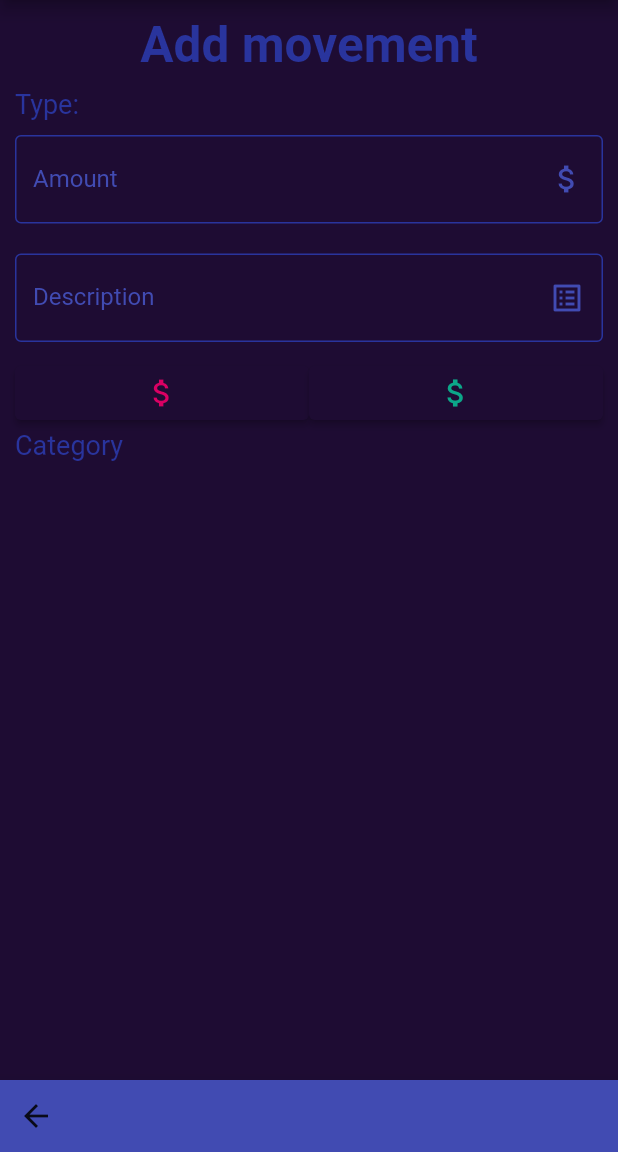
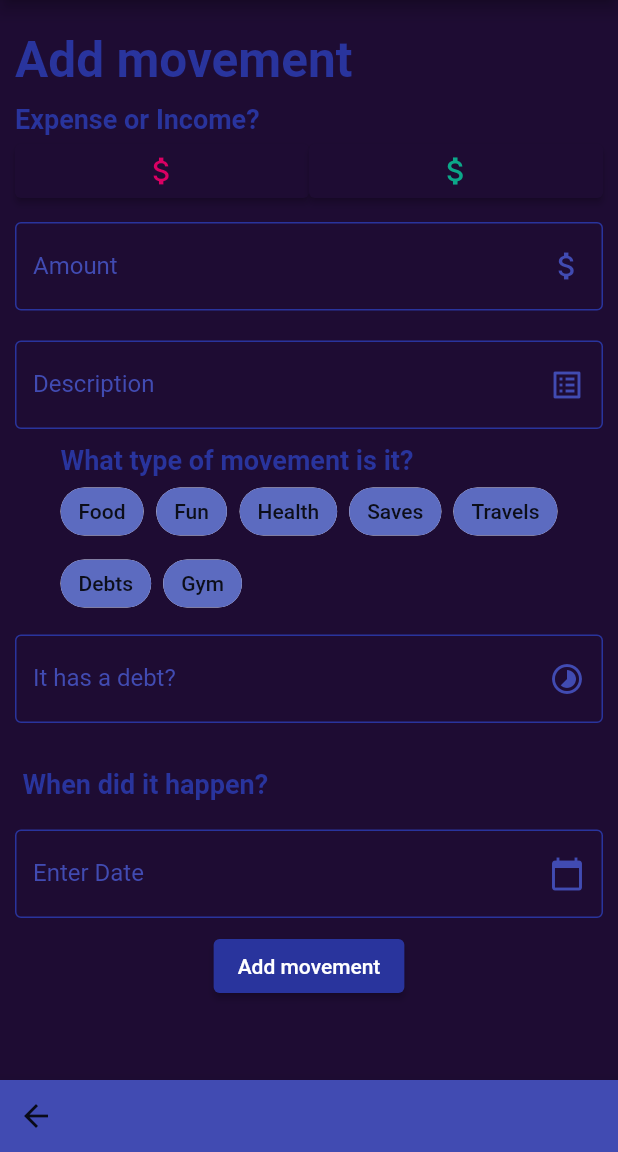
Before and after one commit to Alexjes98/WalletKit, a Flutter app: the AddMovementPage screen opened by its route, on a phone screen of 412 x 824 dp, the part 84-1236 px from its top. Run offline on Flutter 3.47's test engine with Material 2 defaults, Android fonts, the phone set to English and light mode, and no system bars; our stand-ins replace flutter_expandable_fab.

Commit message:
add movement page UI

```diff
--- a/lib/constants/app_colors.dart
+++ b/lib/constants/app_colors.dart
@@ -2,6 +2,7 @@ import 'package:flutter/material.dart';
 
 const Color white = Color(0xffFFFFFF);
 const Color primaryColor = Color(0xff29349D);
+const Color primaryLight = Color(0xff5C6BC0);
 const Color primaryVariant = Color(0xff414BB2);
 
 const Color expenseColor = Color(0xffDA0063);
--- a/lib/globals.dart
+++ b/lib/globals.dart
@@ -1,4 +1,6 @@
 library project.globals;
 
+String userId = '1';
 String userName = 'Alejandro';
+String userLastName = 'Lopez';
 String actualMonth = 'September';
--- a/lib/pages/add_movement_page.dart
+++ b/lib/pages/add_movement_page.dart
@@ -1,15 +1,20 @@
 import 'package:flutter/material.dart';
 import 'package:wallet_kit/constants/components.dart';
 import 'package:wallet_kit/constants/margins.dart';
-import 'package:wallet_kit/widgets/movement_type_selector.dart';
+import 'package:wallet_kit/widgets/date_picker.dart';
+import 'package:wallet_kit/widgets/expense_income_selector.dart';
+import 'package:wallet_kit/widgets/movement_type_select.dart';
 import 'package:wallet_kit/widgets/textInput/input_text_field.dart';
 
-import '../constants/app_colors.dart';
+import 'package:wallet_kit/constants/app_colors.dart';
+import 'package:wallet_kit/styles/text/texts.dart';
 import '../constants/strings.dart';
 
 class AddMovementPage extends StatelessWidget {
   AddMovementPage({Key? key}) : super(key: key);
 
+  TextEditingController amountController = TextEditingController();
+  TextEditingController descriptionController = TextEditingController();
   var movement;
 
   void setMovement(value) {
@@ -22,19 +27,19 @@ class AddMovementPage extends StatelessWidget {
       child: Scaffold(
         backgroundColor: backgroundColor,
         appBar: ConstAppBar,
-        body: Container(
-          padding: const EdgeInsets.symmetric(horizontal: mainMarginH),
-          child: Column(
+        body: Column(
           mainAxisAlignment: MainAxisAlignment.center,
           children: [
             Expanded(
                 child: ListView(
+              padding: const EdgeInsets.only(
+                  top: 10, bottom: 50, left: 10, right: 10),
               children: [
                 Container(
                   padding: const EdgeInsets.symmetric(vertical: 10),
                   child: const Text(
                     'Add movement',
-                      textAlign: TextAlign.center,
+                    textAlign: TextAlign.start,
                     style: TextStyle(
                         color: primaryColor,
                         fontWeight: FontWeight.bold,
@@ -43,16 +48,10 @@ class AddMovementPage extends StatelessWidget {
                 ),
                 Column(
                   children: [
-                      const Align(
-                        alignment: Alignment.centerLeft,
-                        child: Text(
-                          'Type:',
-                          style: TextStyle(color: primaryColor, fontSize: 18),
-                        ),
-                      ),
+                    ExpenseIncomeSelector(setMovementValue: setMovement),
                     const InputTextField(
                       labelText: 'Amount',
-                        hintText: '10\$',
+                      hintText: '\$\$\$',
                       icon: Icons.attach_money,
                     ),
                     const InputTextField(
@@ -61,22 +60,25 @@ class AddMovementPage extends StatelessWidget {
                       icon: Icons.list_alt_outlined,
                       keyboardType: TextInputType.multiline,
                     ),
-                      MovementTypeSelector(
-                        setMovementValue: setMovement,
+                    MoneyMovementCategorySelector(),
+                    const InputTextField(
+                      labelText: 'It has a debt?',
+                      hintText: 'This money comes or goes to a debt?',
+                      icon: Icons.timelapse,
+                      keyboardType: TextInputType.multiline,
                     ),
-                      Align(
-                        alignment: Alignment.centerLeft,
-                        child: Text('Category',
-                            style: TextStyle(
-                              color: primaryColor,
-                              fontSize: 18,
-                            )),
+                    DateSelectionRow(),
+                    ButtonBar(
+                      alignment: MainAxisAlignment.center,
+                      children: [
+                        ElevatedButton(
+                          style: ElevatedButton.styleFrom(
+                            backgroundColor: primaryColor,
+                            foregroundColor: white,
                           ),
-                      Row(
-                        children: [
-                          Expanded(
-                              child: Container(
-                                  color: primaryVariant, child: Container()))
+                          onPressed: () {},
+                          child: const Text('Add movement'),
+                        )
                       ],
                     )
                   ],
@@ -84,7 +86,6 @@ class AddMovementPage extends StatelessWidget {
               ],
             ))
           ],
-          ),
         ),
         bottomNavigationBar: BottomAppBar(
             color: primaryVariant,
--- /dev/null
+++ b/lib/styles/text/texts.dart
@@ -0,0 +1,8 @@
+import 'package:flutter/material.dart';
+import 'package:wallet_kit/constants/app_colors.dart';
+
+TextStyle basic_form_title = TextStyle(
+  color: primaryColor,
+  fontWeight: FontWeight.bold,
+  fontSize: 18,
+);
--- /dev/null
+++ b/lib/widgets/date_picker.dart
@@ -0,0 +1,62 @@
+import 'package:flutter/material.dart';
+import 'package:intl/intl.dart';
+import '../constants/app_colors.dart';
+import 'package:wallet_kit/styles/text/texts.dart';
+
+class DateSelectionRow extends StatefulWidget {
+  @override
+  _DateSelectionRowState createState() => _DateSelectionRowState();
+}
+
+class _DateSelectionRowState extends State<DateSelectionRow> {
+  TextEditingController dateController = TextEditingController();
+
+  @override
+  Widget build(BuildContext context) {
+    return Column(
+      crossAxisAlignment: CrossAxisAlignment.start,
+      children: [
+        Padding(
+          padding: const EdgeInsets.symmetric(vertical: 20, horizontal: 5),
+          child: Text(
+            'When did it happen?',
+            style: basic_form_title,
+          ),
+        ),
+        TextField(
+            controller: dateController,
+            style: const TextStyle(color: primaryVariant),
+            decoration: const InputDecoration(
+                labelStyle: TextStyle(color: primaryVariant),
+                hintStyle: TextStyle(color: primaryColor),
+                border: OutlineInputBorder(
+                    borderSide: BorderSide(color: primaryColor)),
+                focusedBorder: OutlineInputBorder(
+                    borderSide: BorderSide(color: primaryVariant)),
+                errorBorder: OutlineInputBorder(
+                    borderSide: BorderSide(color: errorColor)),
+                enabledBorder: OutlineInputBorder(
+                    borderSide: BorderSide(color: primaryColor)),
+                focusedErrorBorder: OutlineInputBorder(
+                    borderSide: BorderSide(color: primaryColor)),
+                suffixIcon: Icon(Icons.calendar_today, color: primaryVariant),
+                labelText: "Enter Date"),
+            readOnly: true,
+            onTap: () async {
+              DateTime? pickedDate = await showDatePicker(
+                  context: context,
+                  initialDate: DateTime.now(),
+                  firstDate: DateTime(2000),
+                  lastDate: DateTime(2101));
+              if (pickedDate != null) {
+                String formattedDate =
+                    DateFormat('yyyy-MM-dd').format(pickedDate);
+                setState(() {
+                  dateController.text = formattedDate;
+                });
+              }
+            }),
+      ],
+    );
+  }
+}
--- /dev/null
+++ b/lib/widgets/expense_income_selector.dart
@@ -0,0 +1,75 @@
+import 'package:flutter/material.dart';
+import 'package:wallet_kit/constants/app_colors.dart';
+
+import 'package:wallet_kit/styles/text/texts.dart';
+
+class ExpenseIncomeSelector extends StatefulWidget {
+  ExpenseIncomeSelector({Key? key, @required this.setMovementValue})
+      : super(key: key);
+
+  var selectEar = false;
+  var selectExp = false;
+  final setMovementValue;
+
+  @override
+  State<ExpenseIncomeSelector> createState() => _ExpenseIncomeSelectorState();
+}
+
+class _ExpenseIncomeSelectorState extends State<ExpenseIncomeSelector> {
+  @override
+  Widget build(BuildContext context) {
+    return Column(
+      children: [
+        Align(
+          alignment: Alignment.centerLeft,
+          child: Text(
+            'Expense or Income?',
+            style: basic_form_title,
+          ),
+        ),
+        Row(
+          children: [
+            Expanded(
+              child: ElevatedButton(
+                  onPressed: () {
+                    setState(() {
+                      widget.selectEar = false;
+                      widget.selectExp = true;
+                      widget.setMovementValue(true);
+                    });
+                  },
+                  style: ElevatedButton.styleFrom(
+                    backgroundColor:
+                        widget.selectExp ? expenseColor : backgroundColor,
+                    shadowColor: widget.selectExp ? expenseColor : null,
+                  ),
+                  child: Icon(
+                    Icons.attach_money,
+                    color: widget.selectExp ? white : expenseColor,
+                  )),
+            ),
+            Expanded(
+              child: ElevatedButton(
+                  onPressed: () {
+                    setState(() {
+                      widget.selectEar = true;
+                      widget.selectExp = false;
+                      widget.setMovementValue(false);
+                    });
+                  },
+                  style: ElevatedButton.styleFrom(
+                    backgroundColor:
+                        widget.selectEar ? earnColor : backgroundColor,
+                    shadowColor: widget.selectEar ? earnColor : null,
+                  ),
+                  child: Icon(
+                    Icons.attach_money,
+                    color: widget.selectEar ? white : earnColor,
+                  )),
+            ),
+          ],
+        ),
+      ],
+    );
+  }
+}
--- a/lib/widgets/home/balance_display.dart
+++ b/lib/widgets/home/balance_display.dart
@@ -8,6 +8,7 @@ class BalanceDisplay extends StatelessWidget {
   @override
   Widget build(BuildContext context) {
     return Container(
+      margin: const EdgeInsets.all(35),
       alignment: Alignment.centerLeft,
       child: Row(
         children: [
--- a/lib/widgets/movement_list_display.dart
+++ b/lib/widgets/movement_list_display.dart
@@ -1,6 +1,6 @@
 import 'package:flutter/material.dart';
 
-import '../constants/app_colors.dart';
+import 'package:wallet_kit/constants/app_colors.dart';
 
 class MovementListTile extends StatelessWidget {
   MovementListTile(
--- /dev/null
+++ b/lib/widgets/movement_type_select.dart
@@ -0,0 +1,60 @@
+import 'package:flutter/material.dart ';
+import 'package:wallet_kit/constants/app_colors.dart';
+
+import 'package:wallet_kit/styles/text/texts.dart';
+
+class MoneyMovementCategorySelector extends StatefulWidget {
+  @override
+  _MoneyMovementCategorySelectorState createState() =>
+      _MoneyMovementCategorySelectorState();
+}
+
+class _MoneyMovementCategorySelectorState
+    extends State<MoneyMovementCategorySelector> {
+  num selectedTypes = 0;
+
+  Map<num, String> movementTypes = {
+    1: 'Food',
+    2: 'Fun',
+    3: 'Health',
+    4: 'Saves',
+    5: 'Travels',
+    6: 'Debts',
+    7: 'Gym',
+  };
+
+  void _toggleMovementType(num typeId) {
+    setState(() {
+      selectedTypes = typeId;
+    });
+  }
+
+  String _getSelectedTypesString() {
+    return selectedTypes.toString();
+  }
+
+  @override
+  Widget build(BuildContext context) {
+    return Column(
+      crossAxisAlignment: CrossAxisAlignment.start,
+      children: [
+        Text(
+          'What type of movement is it?',
+          style: basic_form_title,
+        ),
+        Wrap(
+          spacing: 8,
+          children: movementTypes.keys.map((typeId) {
+            return ChoiceChip(
+              selectedColor: primaryColor,
+              backgroundColor: primaryLight,
+              label: Text(movementTypes[typeId]!),
+              selected: selectedTypes == typeId,
+              onSelected: (selected) => _toggleMovementType(typeId),
+            );
+          }).toList(),
+        ),
+      ],
+    );
+  }
+}
--- a/lib/widgets/movement_type_selector.dart
+++ /dev/null
@@ -1,61 +0,0 @@
-import 'package:flutter/material.dart';
-
-import '../constants/app_colors.dart';
-
-class MovementTypeSelector extends StatefulWidget {
-  MovementTypeSelector({Key? key, @required this.setMovementValue})
-      : super(key: key);
-
-  var selectEar = false;
-  var selectExp = false;
-  final setMovementValue;
-
-  @override
-  State<MovementTypeSelector> createState() => _MovementTypeSelectorState();
-}
-
-class _MovementTypeSelectorState extends State<MovementTypeSelector> {
-  @override
-  Widget build(BuildContext context) {
-    return Row(
-      children: [
-        Expanded(
-          child: ElevatedButton(
-              onPressed: () {
-                setState(() {
-                  widget.selectEar = false;
-                  widget.selectExp = true;
-                  widget.setMovementValue(true);
-                });
-              },
-              style: ElevatedButton.styleFrom(
-                primary: widget.selectExp ? expenseColor : backgroundColor,
-                shadowColor: widget.selectExp ? expenseColor : null,
-              ),
-              child: Icon(
-                Icons.attach_money,
-                color: widget.selectExp ? white : expenseColor,
-              )),
-        ),
-        Expanded(
-          child: ElevatedButton(
-              onPressed: () {
-                setState(() {
-                  widget.selectEar = true;
-                  widget.selectExp = false;
-                  widget.setMovementValue(false);
-                });
-              },
-              style: ElevatedButton.styleFrom(
-                primary: widget.selectEar ? earnColor : backgroundColor,
-                shadowColor: widget.selectEar ? earnColor : null,
-              ),
-              child: Icon(
-                Icons.attach_money,
-                color: widget.selectEar ? white : earnColor,
-              )),
-        ),
-      ],
-    );
-  }
-}
--- a/pubspec.yaml
+++ b/pubspec.yaml
@@ -29,7 +29,7 @@ environment:
 dependencies:
   flutter:
     sdk: flutter
-
+  intl: ^0.18.1
   flutter_expandable_fab: ^1.5.1
   # The following adds the Cupertino Icons font to your application.
   # Use with the CupertinoIcons class for iOS style icons.
```
Also changed, not shown: lib/DTO/movement_category_dto.dart (added, +25 -0 lines), lib/DTO/movement_dto.dart (added, +51 -0 lines), lib/pages/home_page.dart (+1 -25 lines), pubspec.lock, 1 other file. Lines whose indentation alone changed are shown as unchanged.
